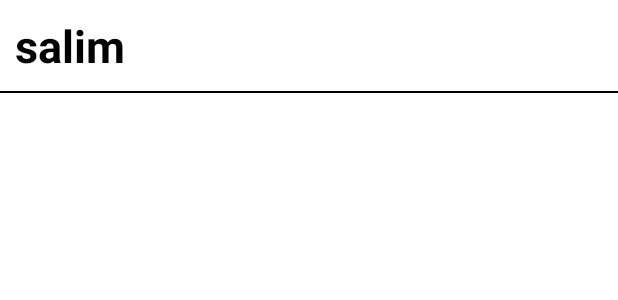
After one commit to SalimmReza/Chatting-App, an Android app: the layout users_layout.xml on its own in the app's theme, with its tools: preview values and no code run, on a phone screen of 412 x 824 dp. The commit adds this screen. Shown: the top 300 px of the screen. Run offline under Robolectric (Android 15) with nearby library versions, the phone set to English and light mode, and no system bars.

```diff
--- a/app/src/main/java/com/example/chattingappk/LoginActivity.kt
+++ b/app/src/main/java/com/example/chattingappk/LoginActivity.kt
@@ -56,6 +56,7 @@ class LoginActivity : AppCompatActivity() {
                 if (task.isSuccessful) {
 
                     val intent = Intent(this@LoginActivity, MainActivity::class.java)
+                   finish()
                     startActivity(intent)
 
                 } else {
--- /dev/null
+++ b/app/src/main/res/layout/users_layout.xml
@@ -0,0 +1,25 @@
+<?xml version="1.0" encoding="utf-8"?>
+<RelativeLayout xmlns:android="http://schemas.android.com/apk/res/android"
+    android:layout_width="match_parent"
+    android:layout_height="wrap_content">
+
+
+        <TextView
+            android:id="@+id/name_id"
+            android:layout_width="wrap_content"
+            android:layout_height="wrap_content"
+            android:text="salim"
+            android:textColor="@color/black"
+            android:textStyle="bold"
+            android:textSize="30sp"
+            android:layout_margin="10dp"/>
+
+        <View
+            android:layout_width="match_parent"
+            android:layout_height="1dp"
+                android:background="@color/black"
+                android:layout_below="@id/name_id"/>
+
+
+
+</RelativeLayout>
--- /dev/null
+++ b/app/src/main/res/menu/menu.xml
@@ -0,0 +1,5 @@
+<?xml version="1.0" encoding="utf-8"?>
+<menu xmlns:android="http://schemas.android.com/apk/res/android">
+<item android:id="@+id/logout"
+    android:title="logout"/>
+</menu>
```
Also changed, not shown: app/src/main/java/com/example/chattingappk/MainActivity.kt (+69 -0 lines), app/src/main/java/com/example/chattingappk/Signup_activity.kt (+17 -2 lines), app/src/main/java/com/example/chattingappk/Users.kt (added, +14 -0 lines), app/src/main/java/com/example/chattingappk/UsersAdapter.kt (added, +39 -0 lines), app/src/main/res/layout/activity_main.xml (+13 -10 lines).
